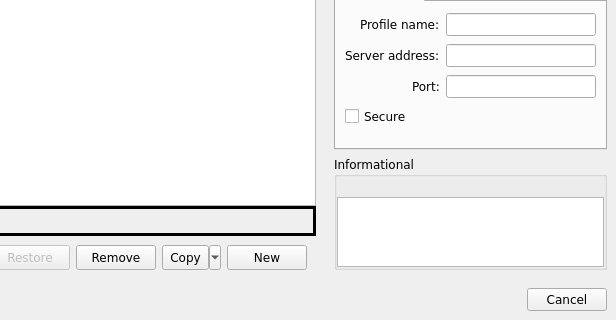
First picture: the form in src/ui/connection_profiles.ui, repository Mudlet/Mudlet, before the edit; both pictures show x 314 to 930 and y 180 to 500 of the 930 by 500 pixel window.
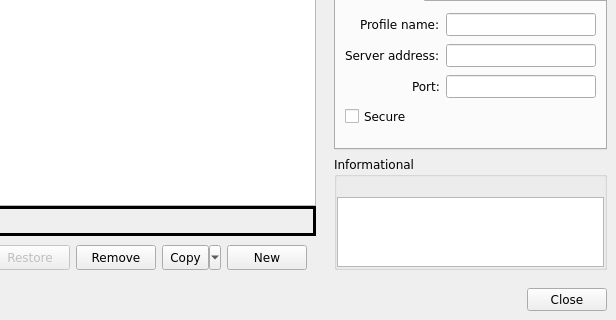
Second picture: the form after the edit. Icons and pictures are not drawn.

Commit message: W.I.P.

```diff
--- a/src/ui/connection_profiles.ui
+++ b/src/ui/connection_profiles.ui
@@ -832,7 +832,7 @@
          <enum>Qt::Horizontal</enum>
         </property>
         <property name="standardButtons">
-         <set>QDialogButtonBox::Cancel</set>
+         <set>QDialogButtonBox::Close</set>
         </property>
         <property name="centerButtons">
          <bool>false</bool>
```
The commit also changes 2 other files.
